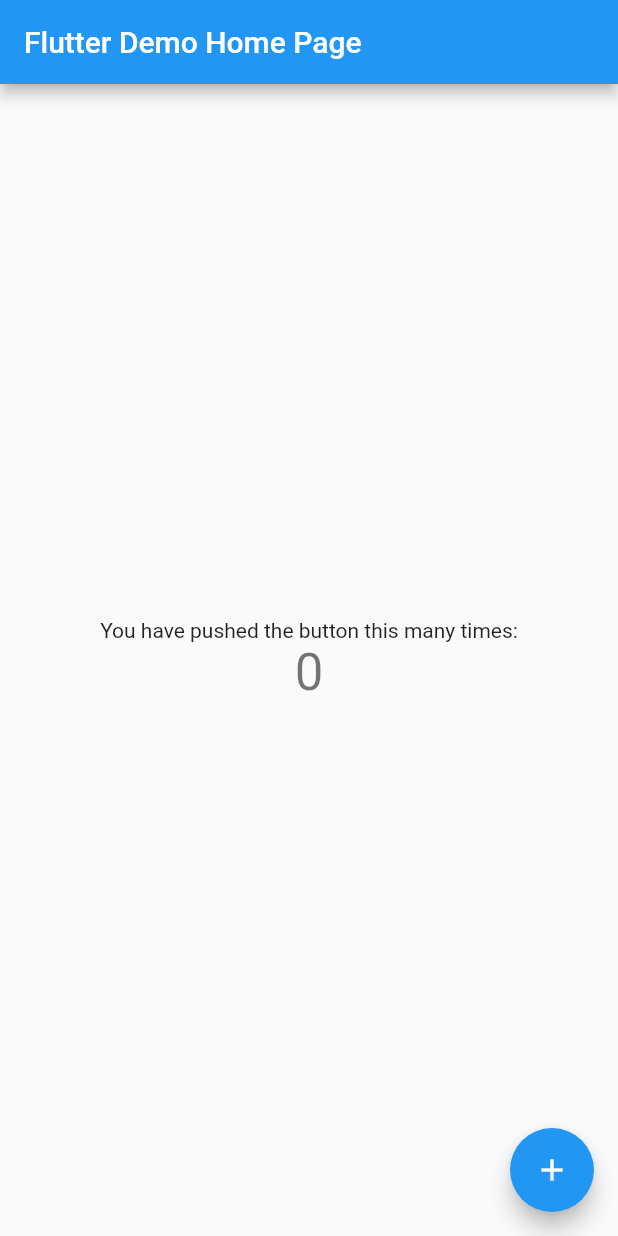
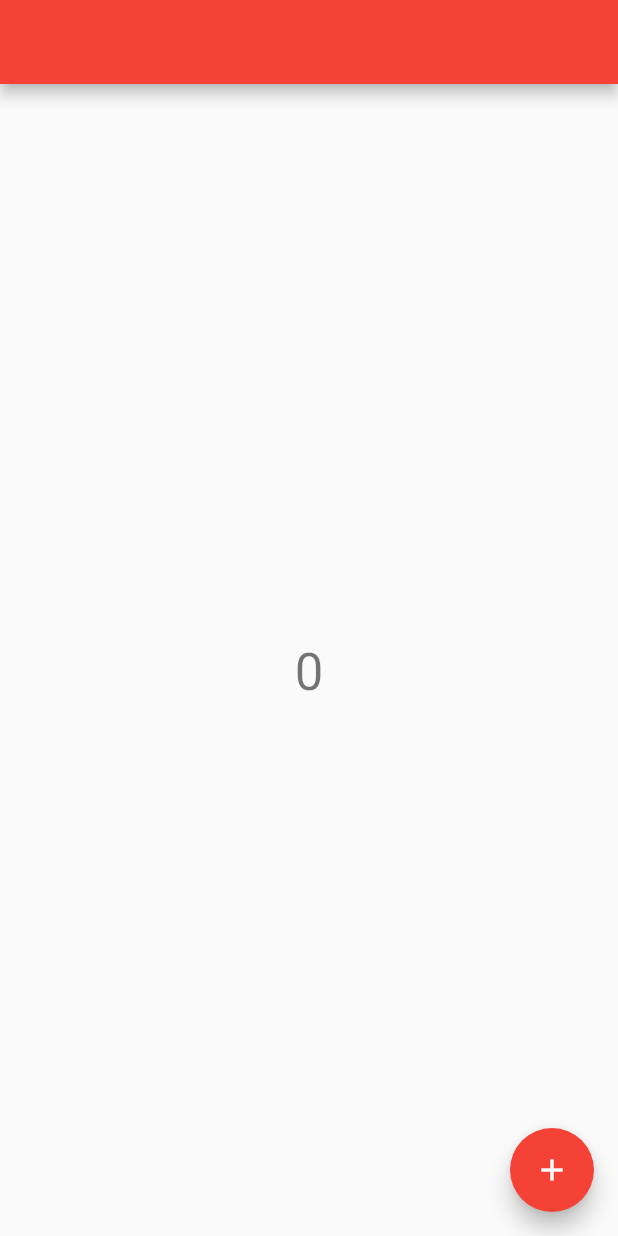
Before and after one commit to ailtondvieira/curso_proway, a Flutter app: the screen it shows after launch, on a phone screen of 412 x 824 dp. Run offline on Flutter 3.47's test engine with Material 2 defaults, Android fonts, the phone set to English and light mode, and no system bars.

Commit message:
[change] changing titles

```diff
--- a/Flutter/flutter_warren/lib/main.dart
+++ b/Flutter/flutter_warren/lib/main.dart
@@ -11,7 +11,7 @@
   @override
   Widget build(BuildContext context) {
     return MaterialApp(
-      title: 'Flutter Demo',
+      title: '',
       theme: ThemeData(
         // This is the theme of your application.
         //
@@ -22,9 +22,9 @@
         // or simply save your changes to "hot reload" in a Flutter IDE).
         // Notice that the counter didn't reset back to zero; the application
         // is not restarted.
-        primarySwatch: Colors.blue,
+        primarySwatch: Colors.red,
       ),
-      home: const MyHomePage(title: 'Flutter Demo Home Page'),
+      home: const MyHomePage(title: ''),
     );
   }
 }
@@ -96,7 +96,7 @@
           mainAxisAlignment: MainAxisAlignment.center,
           children: <Widget>[
             const Text(
-              'You have pushed the button this many times:',
+              '',
             ),
             Text(
               '$_counter',
@@ -107,7 +107,7 @@
       ),
       floatingActionButton: FloatingActionButton(
         onPressed: _incrementCounter,
-        tooltip: 'Increment',
+        tooltip: '',
         child: const Icon(Icons.add),
       ), // This trailing comma makes auto-formatting nicer for build methods.
     );
```
